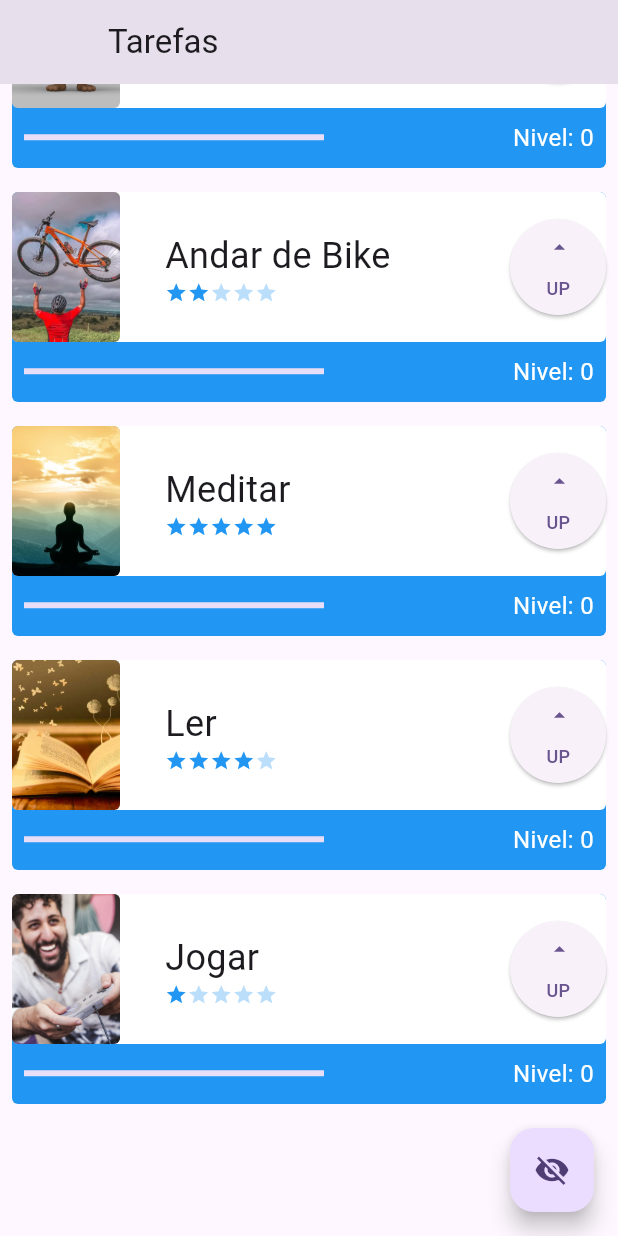
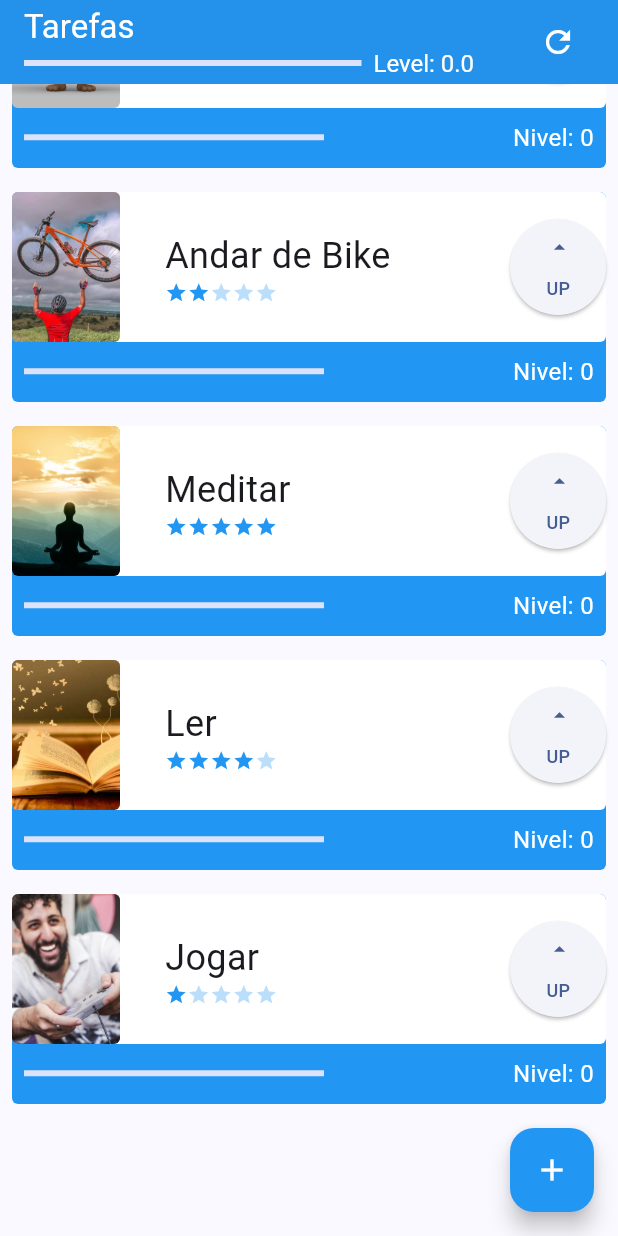
Before and after one commit to aleAcardoso/personal_tasks, a Flutter app: the screen it shows after launch, scrolled down 92 dp, on a phone screen of 412 x 824 dp. Run offline on Flutter 3.47's test engine with Material 3 defaults, Android fonts, the phone set to English and light mode, and no system bars.

Commit message:
Feature/flutter course two (#10)
* Construindo formularios (#5)

* Aplicando validação e keyboard (#6)

* Realizando navegações e rotas (#7)

* Explorando novos conceitos em Widgets (#8)

* Refinando nosso projeto (#9)

```diff
--- a/lib/components/task.dart
+++ b/lib/components/task.dart
@@ -7,15 +7,27 @@ class Task extends StatefulWidget {
   final String photo;
   final int difficulty;
 
-  const Task(this.name, this.photo, this.difficulty, {super.key});
+  Task(this.name, this.photo, this.difficulty, {super.key});
+
+  int level = 0;
+  int mastery = 1;
+  int totalLevel = 0;
+
+  double get progressCalculation =>
+      ((level / mastery) / difficulty) / 10;
 
   @override
   State<Task> createState() => _TaskState();
 }
 
 class _TaskState extends State<Task> {
-  int level = 0;
-  int mastery = 1;
+
+  bool assetOrNetwork() {
+    if (widget.photo.contains('http')) {
+      return false;
+    }
+    return true;
+  }
 
   @override
   Widget build(BuildContext context) {
@@ -25,7 +37,8 @@ class _TaskState extends State<Task> {
         children: [
           Container(
             decoration: BoxDecoration(
-                borderRadius: BorderRadius.circular(4), color: setProgressBarBackgroundColor()),
+                borderRadius: BorderRadius.circular(4),
+                color: setProgressBarBackgroundColor()),
             height: 140,
           ),
           Column(
@@ -48,7 +61,12 @@ class _TaskState extends State<Task> {
                       height: 100,
                       child: ClipRRect(
                         borderRadius: BorderRadius.circular(4),
-                        child: Image.asset(
+                        child: assetOrNetwork()
+                            ? Image.asset(
+                                widget.photo,
+                                fit: BoxFit.cover,
+                              )
+                            : Image.network(
                                 widget.photo,
                                 fit: BoxFit.cover,
                               ),
@@ -66,7 +84,9 @@ class _TaskState extends State<Task> {
                                 fontSize: 24, overflow: TextOverflow.ellipsis),
                           ),
                         ),
-                        Difficulty(difficultyLevel: widget.difficulty,)
+                        Difficulty(
+                          difficultyLevel: widget.difficulty,
+                        )
                       ],
                     ),
                     SizedBox(
@@ -75,11 +95,12 @@ class _TaskState extends State<Task> {
                       child: ElevatedButton(
                           onPressed: () {
                             setState(() {
-                              if (progressCalculation != 1) {
-                                level++;
-                              } else if (mastery < 5) {
-                                mastery++;
-                                level = 0;
+                              if (widget.progressCalculation != 1) {
+                                widget.level++;
+                                widget.totalLevel++;
+                              } else if (widget.mastery < 5) {
+                                widget.mastery++;
+                                widget.level = 0;
                               }
                             });
                           },
@@ -107,15 +128,14 @@ class _TaskState extends State<Task> {
                         width: 200,
                         child: LinearProgressIndicator(
                           color: Colors.white,
-                          value: (widget.difficulty > 0)
-                              ? progressCalculation
-                              : 1,
+                          value:
+                              (widget.difficulty > 0) ? widget.progressCalculation : 1,
                         )),
                   ),
                   Padding(
                     padding: const EdgeInsets.all(8.0),
                     child: Text(
-                      'Nivel: $level',
+                      'Nivel: ${widget.level}',
                       style: const TextStyle(color: Colors.white, fontSize: 16),
                     ),
                   ),
@@ -128,13 +148,11 @@ class _TaskState extends State<Task> {
     );
   }
 
-  MaterialColor setProgressBarBackgroundColor() => switch(mastery) {
+  MaterialColor setProgressBarBackgroundColor() => switch (widget.mastery) {
         1 => Colors.blue,
         2 => Colors.green,
         3 => Colors.pink,
         4 => Colors.purple,
         _ => Colors.amber
       };
-
-  double get progressCalculation => ((level/mastery) / widget.difficulty) / 10;
 }
--- /dev/null
+++ b/lib/components/task_app_bar.dart
@@ -0,0 +1,64 @@
+import 'package:flutter/material.dart';
+import 'package:personal_tasks/data/task_inherited.dart';
+
+class TaskAppBar extends StatefulWidget {
+  const TaskAppBar({super.key});
+
+  @override
+  State<TaskAppBar> createState() => _TaskAppBarState();
+}
+
+class _TaskAppBarState extends State<TaskAppBar> {
+
+  double globalLevel = 0.0;
+  double levelSum = 0.0;
+
+  @override
+  Widget build(BuildContext context) {
+    return Row(
+      mainAxisAlignment: MainAxisAlignment.spaceBetween,
+      children: [
+        Column(
+          crossAxisAlignment: CrossAxisAlignment.start,
+          children: [
+            const Text(
+              'Tarefas',
+              style: TextStyle(color: Colors.white),
+            ),
+            Row(
+              mainAxisAlignment: MainAxisAlignment.spaceBetween,
+              children: [
+                Padding(
+                  padding: const EdgeInsets.only(right: 8),
+                  child: SizedBox(
+                    width: 225,
+                    child: LinearProgressIndicator(
+                      value: globalLevel,
+                      color: Colors.white,
+                    ),
+                  ),
+                ),
+                Text(
+                  'Level: $levelSum',
+                  style: const TextStyle(color: Colors.white, fontSize: 16,),
+                )
+              ],
+            )
+          ],
+        ),
+        IconButton(
+          onPressed: (){
+            setState(() {
+              globalLevel = TaskInherited.of(context).globalProgress;
+              levelSum = TaskInherited.of(context).levelSum;
+            });
+          },
+          icon: const Icon(
+            Icons.refresh,
+            color: Colors.white,
+          ),
+        )
+      ],
+    );
+  }
+}
--- /dev/null
+++ b/lib/data/task_inherited.dart
@@ -0,0 +1,55 @@
+import 'package:flutter/material.dart';
+import 'package:personal_tasks/components/task.dart';
+
+class TaskInherited extends InheritedWidget {
+  TaskInherited({
+    super.key,
+    required super.child,
+  });
+
+  final List<Task> taskList = [
+    Task('Aprender Flutter', 'assets/images/dash.png', 3),
+    Task('Andar de Bike', 'assets/images/bike.webp', 2),
+    Task('Meditar', 'assets/images/meditar.jpeg', 5),
+    Task('Ler', 'assets/images/livro.jpg', 4),
+    Task('Jogar', 'assets/images/jogar.jpg', 1),
+  ];
+
+  void newTask(String name, String photo, int difficulty) {
+    taskList.add(Task(name, photo, difficulty));
+  }
+
+  double get levelSum {
+    double levelSum = 0;
+
+    for (var task in taskList) {
+      levelSum += (task.totalLevel * task.difficulty)/10;
+    }
+
+    return levelSum.roundToDouble();
+  }
+
+  double get difficultySum {
+    double difficultySum = 0;
+
+    for (var task in taskList) {
+      difficultySum += (task.difficulty * 10);
+    }
+
+    return difficultySum.roundToDouble();
+  }
+
+  double get globalProgress => (levelSum/difficultySum).roundToDouble();
+
+  static TaskInherited of(BuildContext context) {
+    final TaskInherited? result =
+        context.dependOnInheritedWidgetOfExactType<TaskInherited>();
+    assert(result != null, 'No TaskInherited found in context');
+    return result!;
+  }
+
+  @override
+  bool updateShouldNotify(TaskInherited oldWidget) {
+    return oldWidget.taskList.length != taskList.length;
+  }
+}
--- a/lib/main.dart
+++ b/lib/main.dart
@@ -1,4 +1,5 @@
 import 'package:flutter/material.dart';
+import 'package:personal_tasks/data/task_inherited.dart';
 import 'screens/initial_screen.dart';
 
 void main() {
@@ -11,12 +12,11 @@ class MyApp extends StatelessWidget {
   @override
   Widget build(BuildContext context) {
     return MaterialApp(
-      title: 'Flutter Demo',
       theme: ThemeData(
-        colorScheme: ColorScheme.fromSeed(seedColor: Colors.deepPurple),
+        colorScheme: ColorScheme.fromSeed(seedColor: Colors.blueAccent),
         useMaterial3: true,
       ),
-      home: const InitialScreen(),
+      home: TaskInherited(child: const InitialScreen(),),
     );
   }
 }
--- a/lib/screens/initial_screen.dart
+++ b/lib/screens/initial_screen.dart
@@ -1,5 +1,7 @@
 import 'package:flutter/material.dart';
-import '../components/task.dart';
+import 'package:personal_tasks/components/task_app_bar.dart';
+import 'package:personal_tasks/data/task_inherited.dart';
+import 'package:personal_tasks/screens/form_screen.dart';
 
 class InitialScreen extends StatefulWidget {
   const InitialScreen({super.key});
@@ -9,51 +11,29 @@ class InitialScreen extends StatefulWidget {
 }
 
 class _InitialScreenState extends State<InitialScreen> {
-  bool opacidade = true;
-
   @override
   Widget build(BuildContext context) {
     return Scaffold(
       appBar: AppBar(
-        leading: Container(),
-        title: const Text('Tarefas'),
+        backgroundColor: Colors.blue,
+        title: const TaskAppBar(),
       ),
-      body: AnimatedOpacity(
-        opacity: opacidade ? 1 : 0,
-        duration: const Duration(milliseconds: 300),
-        child: ListView(
-          children: const [
-            Task(
-                'Aprender Flutter',
-                'assets/images/dash.png',
-                3),
-            Task(
-                'Andar de Bike',
-                'assets/images/bike.webp',
-                2),
-            Task(
-                'Meditar',
-                'assets/images/meditar.jpeg',
-                5),
-            Task(
-                'Ler',
-                'assets/images/livro.jpg',
-                4),
-            Task('Jogar',
-                'assets/images/jogar.jpg',
-                1
-            ),
-            SizedBox(height: 80,)
-          ],
-        ),
+      body: ListView(
+        padding: const EdgeInsets.only(bottom: 80),
+        children: TaskInherited.of(context).taskList,
       ),
       floatingActionButton: FloatingActionButton(
+        backgroundColor: Colors.blue,
         onPressed: () {
-          setState(() {
-            opacidade = !opacidade;
-          });
+          Navigator.push(
+              context,
+              MaterialPageRoute(builder: (_) => FormScreen(context))
+          );
         },
-        child: Icon(opacidade ? Icons.visibility_off : Icons.visibility),
+        child: const Icon(
+          Icons.add,
+          color: Colors.white,
+        ),
       ),
     );
   }
```
Also changed, not shown: lib/screens/form_screen.dart (added, +160 -0 lines), assets/images/nophoto.png (added), assets/images/st,small,507x507-pad,600x600,f8f8f8.jpg (added), 1 other file. Lines whose indentation alone changed are shown as unchanged.
